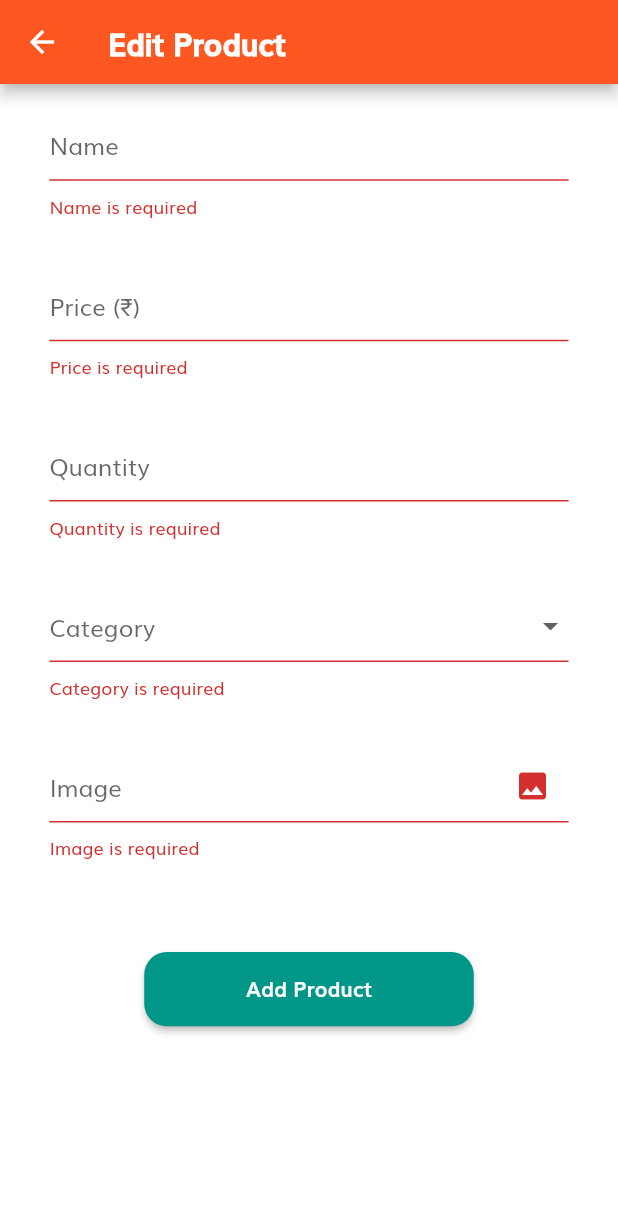
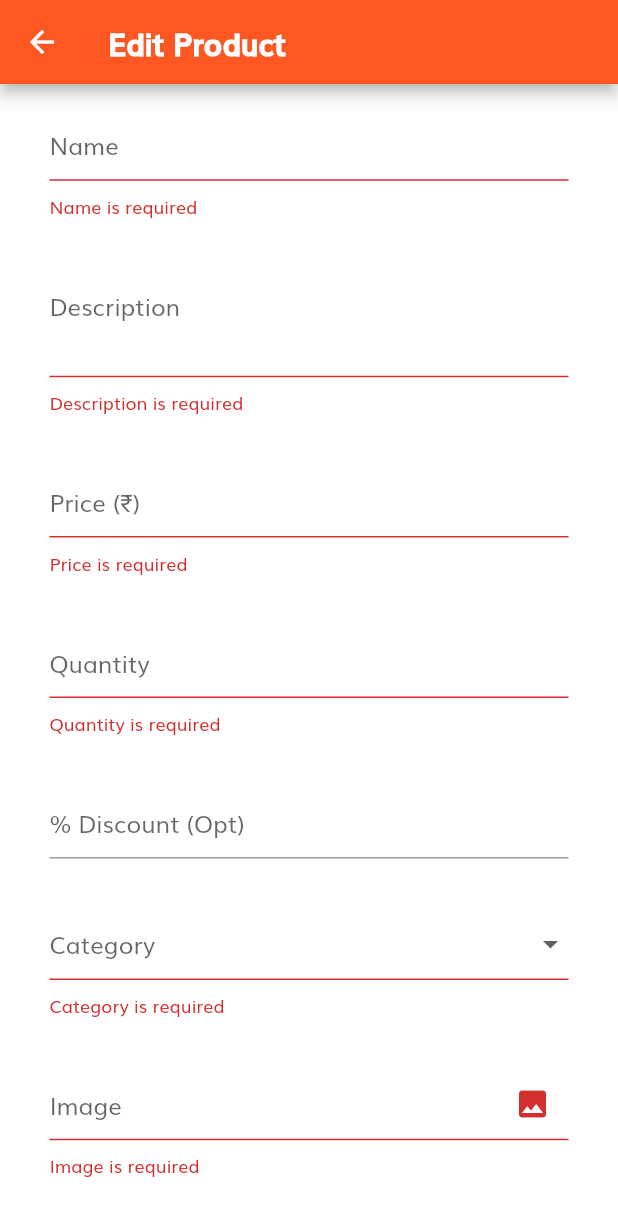
Before and after one commit to ishvar99/fluteco, a Flutter app: the EditProduct screen opened by its route, after a tap on "Add Product", on a phone screen of 412 x 824 dp. Shown: the top 1216 px of the screen. Run offline on Flutter 3.47's test engine with Material 2 defaults, Android fonts, the light colour scheme and no system bars; our stand-ins replace carousel_slider, file_picker.

Commit message:
added discount card

```diff
--- a/lib/components/home/display.dart
+++ b/lib/components/home/display.dart
@@ -24,7 +24,8 @@ SingleChildScrollView display({String type, BuildContext context}) {
         children: List.generate(
             type == "recommended-genres"
                 ? recommendedGenresLimit
-                : type == "categories" ? categories.length : 1, (index) {
+                : type == "categories" ? categories.length : products.length,
+            (index) {
           if (type == "recommended-genres") {
             genres.shuffle();
             Genre randomGenre = genres[_random.nextInt(genres.length)];
--- a/lib/components/product/body.dart
+++ b/lib/components/product/body.dart
@@ -58,14 +58,14 @@ Padding displayContent(BuildContext context, Product product) {
               TextSpan(
                 children: [
                   TextSpan(
-                    text: "${formatter.format(999)}\t\t",
+                    text: "${formatter.format(product.discountedPrice)}\t\t",
                     style: TextStyle(
                         fontSize: 26.0,
                         fontWeight: FontWeight.bold,
                         color: Colors.teal[600]),
                   ),
                   TextSpan(
-                    text: "${formatter.format(product.price)}",
+                    text: "${formatter.format(product.originalPrice)}",
                     style: TextStyle(
                         fontSize: 16.0,
                         fontWeight: FontWeight.bold,
--- a/lib/components/product/showBottomNavigationBar.dart
+++ b/lib/components/product/showBottomNavigationBar.dart
@@ -23,7 +23,7 @@ Container displayBottomNavigationBar(BuildContext context, Product product) {
                   } else {
                     cart.addItem(
                         productId: product.id,
-                        price: product.price,
+                        price: product.discountedPrice,
                         image: product.image,
                         limit: product.limit,
                         title: product.name);
--- a/lib/providers/Product.dart
+++ b/lib/providers/Product.dart
@@ -5,7 +5,9 @@ import 'package:flutter/material.dart';
 class Product with ChangeNotifier {
   final String id;
   final String name;
-  final int price;
+  final int originalPrice;
+  final int discountedPrice;
+  final int discount;
   final File image;
   final String description;
   bool special;
@@ -15,7 +17,9 @@ class Product with ChangeNotifier {
   Product(
       {@required this.id,
       @required this.name,
-      @required this.price,
+      @required this.originalPrice,
+      @required this.discountedPrice,
+      @required this.discount,
       @required this.image,
       @required this.special,
       @required this.description,
--- a/lib/providers/Products.dart
+++ b/lib/providers/Products.dart
@@ -15,7 +15,9 @@ class Products with ChangeNotifier {
       {String id,
       String name,
       String description,
-      int price,
+      int originalPrice,
+      int discountedPrice,
+      int discount,
       int limit,
       bool special,
       File image}) {
@@ -23,8 +25,10 @@ class Products with ChangeNotifier {
         name: name,
         id: id,
         description: description,
-        price: price,
+        originalPrice: originalPrice,
+        discountedPrice: discountedPrice,
         limit: limit,
+        discount: discount,
         special: special,
         image: image));
     notifyListeners();
--- a/lib/screens/edit_product.dart
+++ b/lib/screens/edit_product.dart
@@ -22,7 +22,8 @@ class _EditProductState extends State<EditProduct> {
   TextEditingController _priceController = TextEditingController();
   TextEditingController _quantityController = TextEditingController();
   TextEditingController _imageController = TextEditingController();
-
+  TextEditingController _discountController = TextEditingController();
+  TextEditingController _descriptionController = TextEditingController();
   String dropDownValue = "Jewels";
   PlatformFile image;
   void chooseImage() async {
@@ -44,17 +45,26 @@ class _EditProductState extends State<EditProduct> {
 
   _addProduct(Products products) {
     if (_formKey.currentState.validate()) {
-      print(_nameController.text);
-      print(_priceController.text);
-      print(_quantityController.text);
-      print(dropDownValue);
-      print(image);
+      int _discountedPrice;
+      int _originalPrice = int.parse(_priceController.text);
+
+      int _discount;
+      if (_discountController.text.isEmpty) {
+        _discount = 0;
+        _discountedPrice = int.parse(_priceController.text);
+      } else {
+        _discount = int.parse(_discountController.text);
+        _discountedPrice =
+            (_originalPrice - (_discount / 100 * _originalPrice)).round();
+      }
       products.addProduct(
-        special: true,
+        special: _discount != 0 ? true : false,
         id: "${uuid.v1()}",
         name: _nameController.text,
-        description: "lorem ipsum",
-        price: int.parse(_priceController.text),
+        description: _descriptionController.text,
+        originalPrice: _originalPrice,
+        discountedPrice: _discountedPrice,
+        discount: _discount,
         limit: int.parse(_quantityController.text),
         image: File(image.path),
       );
@@ -102,6 +112,26 @@ class _EditProductState extends State<EditProduct> {
                     vertical: getProportionateScreenWidth(15),
                     horizontal: getProportionateScreenWidth(30)),
                 child: TextFormField(
+                  maxLines: 2,
+                  validator: (value) {
+                    if (value.isEmpty) {
+                      return 'Description is required';
+                    } else if (value.length < 20) {
+                      return "Description is too short";
+                    }
+                    return null;
+                  },
+                  decoration: InputDecoration(
+                    hintText: "Description",
+                  ),
+                  controller: _descriptionController,
+                ),
+              ),
+              Padding(
+                padding: EdgeInsets.symmetric(
+                    vertical: getProportionateScreenWidth(15),
+                    horizontal: getProportionateScreenWidth(30)),
+                child: TextFormField(
                   keyboardType: TextInputType.number,
                   controller: _priceController,
                   validator: (value) {
@@ -138,6 +168,29 @@ class _EditProductState extends State<EditProduct> {
                   },
                   decoration: InputDecoration(
                     hintText: "Quantity",
+                  ),
+                ),
+              ),
+              Padding(
+                padding: EdgeInsets.symmetric(
+                    vertical: getProportionateScreenWidth(15),
+                    horizontal: getProportionateScreenWidth(30)),
+                child: TextFormField(
+                  keyboardType: TextInputType.number,
+                  controller: _discountController,
+                  validator: (value) {
+                    if (value.isNotEmpty) {
+                      var potentialNumber = int.tryParse(value);
+                      if (potentialNumber == null) {
+                        return 'Discount should be a number';
+                      } else if (potentialNumber < 0 && potentialNumber > 100) {
+                        return 'Invalid Discount';
+                      }
+                    }
+                    return null;
+                  },
+                  decoration: InputDecoration(
+                    hintText: "% Discount (Opt)",
                   ),
                 ),
               ),
@@ -204,6 +257,9 @@ class _EditProductState extends State<EditProduct> {
                     text: "Add Product",
                     pressed: () => _addProduct(products),
                   )),
+              SizedBox(
+                height: getProportionateScreenWidth(20),
+              )
             ],
           ),
         ),
--- a/lib/widgets/admin/ManageProduct.dart
+++ b/lib/widgets/admin/ManageProduct.dart
@@ -53,7 +53,7 @@ class _ManageProductState extends State<ManageProduct> {
                     ),
                     softWrap: true,
                   ),
-                  Text("${formatter.format(widget.product.price)} ",
+                  Text("${formatter.format(widget.product.discountedPrice)} ",
                       style: TextStyle(
                           fontSize: getProportionateScreenWidth(16),
                           fontWeight: FontWeight.w900,
```
Also changed, not shown: lib/screens/Profile.dart (+10 -6 lines), lib/widgets/home/SpecialCard.dart (+18 -2 lines).
